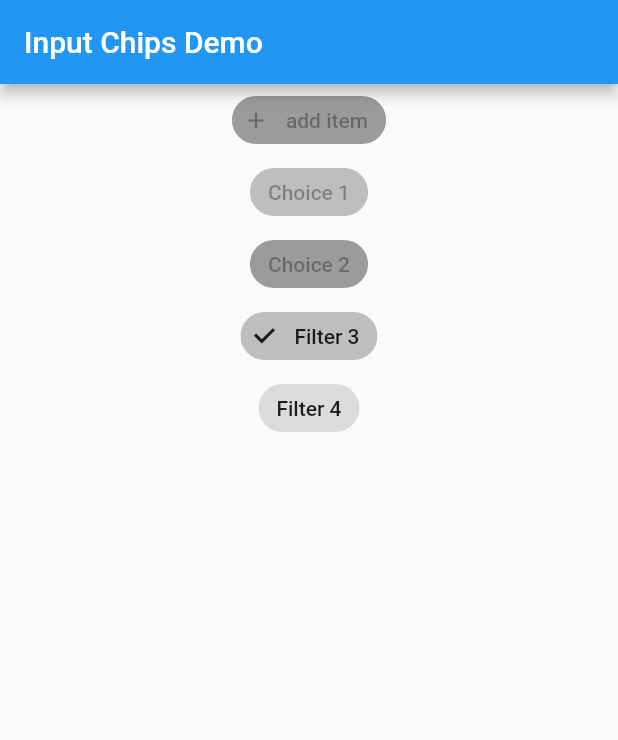
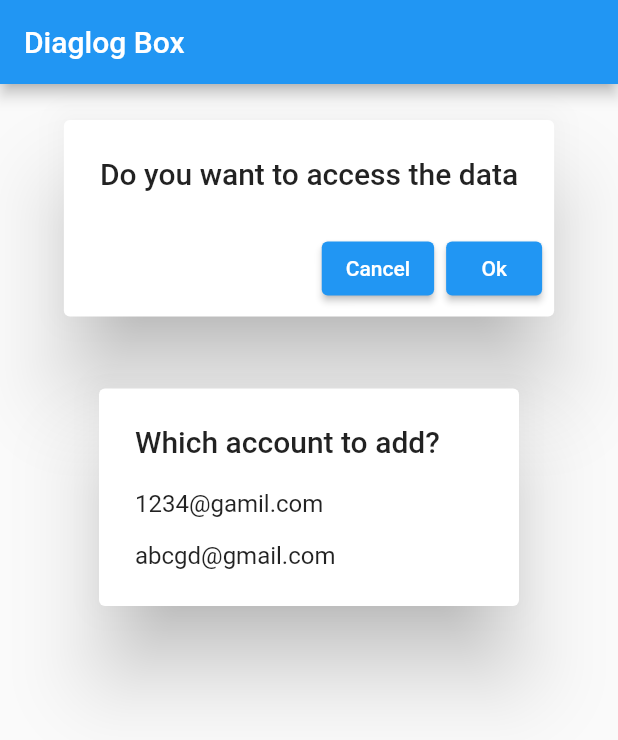
Before and after one commit to bilal1080/Cards, a Flutter app: the screen it shows after launch, on a phone screen of 412 x 824 dp. Shown: the top 740 px of the screen. Run offline on Flutter 3.47's test engine with Material 2 defaults, Android fonts, the phone set to English and light mode, and no system bars.

Commit message:
7th commit

```diff
--- /dev/null
+++ b/lib/Dialog.dart
@@ -0,0 +1,39 @@
+import 'package:flutter/material.dart';
+
+class DialogBox extends StatelessWidget {
+
+
+  @override
+  Widget build(BuildContext context) {
+    return MaterialApp(
+      debugShowCheckedModeBanner: false,
+      home: Scaffold(
+        appBar: AppBar(title: Text("Diaglog Box"),),
+        body: Column(
+            children: [
+              AlertDialog(
+            title: Text("Do you want to access the data"),
+            actions: [
+              ElevatedButton(
+                onPressed: (){},
+                child: Text("Cancel"),),
+                ElevatedButton(onPressed: (){},
+                child:Text("Ok"),)
+            ],),
+            SimpleDialog(
+              title: Text("Which account to add?"),
+              children: [
+               SimpleDialogOption(
+                 child: Text("1234@gamil.com"),
+               ),
+                SimpleDialogOption(
+                 child: Text("abcgd@gmail.com"),
+               )
+              ],
+            ),
+            ],
+          ),
+        ),
+    );
+  }
+}
--- a/lib/main.dart
+++ b/lib/main.dart
@@ -1,5 +1,7 @@
 import 'package:flutter/material.dart';
-import 'package:flutter_cards/chips.dart';
+import 'package:flutter_cards/Dialog.dart';
+
+//import 'package:flutter_cards/chips.dart';
 //import 'package:flutter_cards/Button.dart';
 //import 'package:flutter_cards/buttomNavigation.dart';
 //import 'package:flutter_cards/date_picker.dart';
@@ -16,7 +18,7 @@ class MyApp extends StatelessWidget {
   Widget build(BuildContext context) {
     return MaterialApp(
       debugShowCheckedModeBanner: false,
-      home: Chips(),
+      home: DialogBox(),
     );
   }
 }
```
